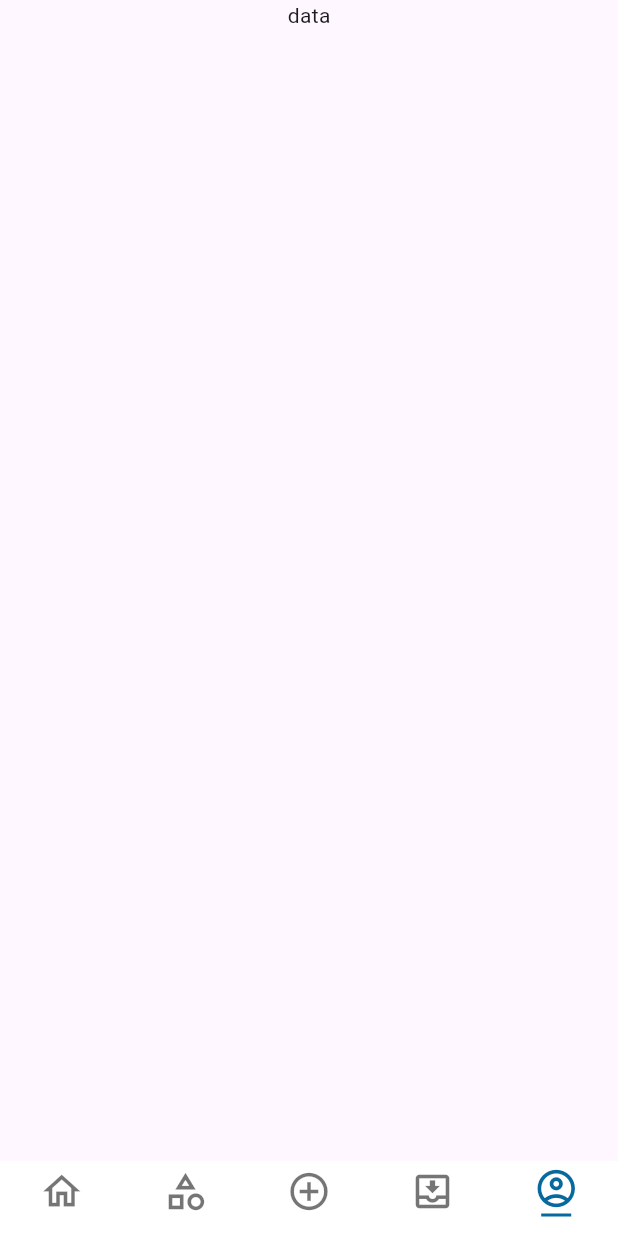
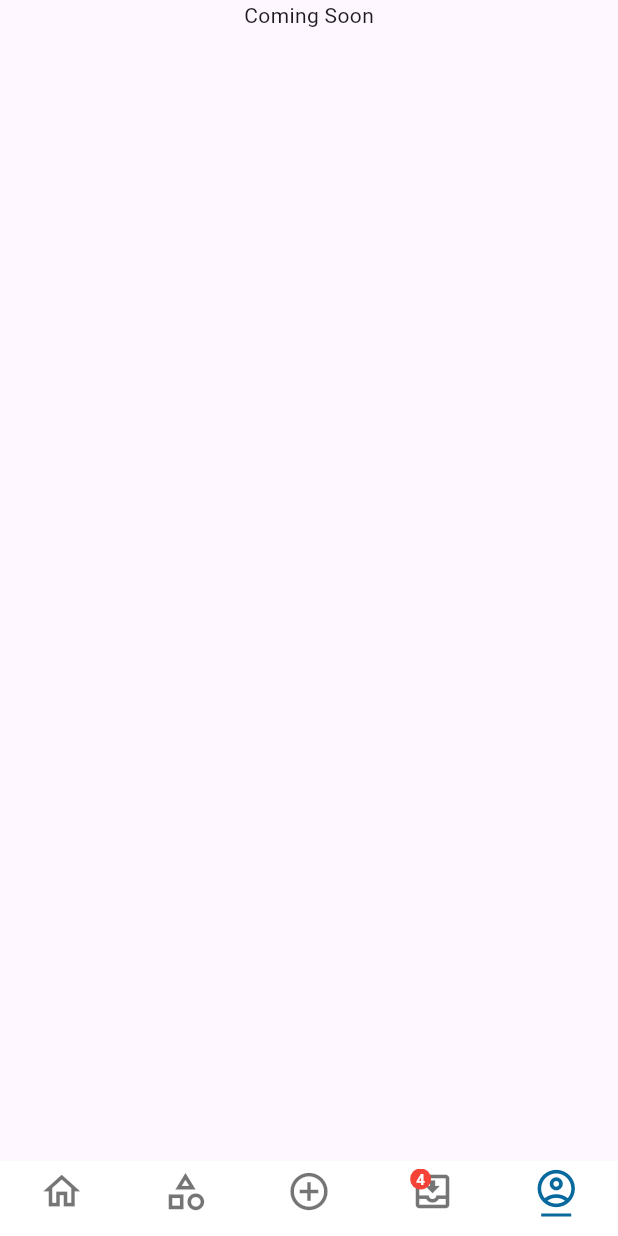
Before and after one commit to BooPassakorn/flutter_homework, a Flutter app: the NavigationBarPage screen opened by its route, item 5 of the bottom bar chosen, on a phone screen of 412 x 824 dp. Run offline on Flutter 3.47's test engine with Material 3 defaults, Android fonts, the phone set to English and light mode, and no system bars; our stand-ins replace flutter_svg, get, google_fonts, lottie.

Commit message:
Add 4 noti on Icons.move_to_inbox_outlined in navigation_bar.dart

```diff
--- a/lib/core/widget/navigation_bar.dart
+++ b/lib/core/widget/navigation_bar.dart
@@ -12,16 +12,20 @@ class NavigationBarPage extends StatelessWidget {
 
     return Scaffold(
       bottomNavigationBar: Obx(
-        () => NavigationBarTheme( //กำหนดธีม
+        () => NavigationBarTheme(
+          //กำหนดธีม
           data: NavigationBarThemeData(
             indicatorColor: Colors.transparent, //ปิด overlay
           ),
           child: NavigationBar(
             backgroundColor: Colors.white,
-            height: 50, //ความสูงของแถบ
-            elevation: 0, //ไม่มีเงาข้างใต้
+            height: 50,
+            //ความสูงของแถบ
+            elevation: 0,
+            //ไม่มีเงาข้างใต้
             selectedIndex: controller.selectedIndex.value,
-            onDestinationSelected: (index) => controller.selectedIndex.value = index,
+            onDestinationSelected:
+                (index) => controller.selectedIndex.value = index,
 
             destinations: [
               _navigationIcon(Icons.home_outlined, 0, controller),
@@ -37,23 +41,54 @@ class NavigationBarPage extends StatelessWidget {
     );
   }
 
-  NavigationDestination _navigationIcon(IconData icon, int index, NavigationController controller) {
+  NavigationDestination _navigationIcon(
+    IconData icon,
+    int index,
+    NavigationController controller,
+  ) {
     bool isSelected = controller.selectedIndex.value == index;
     return NavigationDestination(
       icon: Padding(
         padding: EdgeInsets.only(top: 10),
-        child: Column(
+        child: Stack(
+          children: [
+            Column(
               mainAxisSize: MainAxisSize.min,
               children: [
-            Icon(icon,
+                Icon(
+                  icon,
                   size: 30,
-                color: isSelected ? Color(0xff07699d) : Colors.black54),
+                  color: isSelected ? Color(0xff07699d) : Colors.black54,
+                ),
                 if (isSelected)
                   Container(
                     margin: EdgeInsets.only(top: 2),
                     width: 20,
                     height: 2,
                     color: Color(0xff07699d),
+                  ),
+              ],
+            ),
+            if (index == 3)
+              Positioned(
+                top: -4,
+                right: 16,
+                child: Container(
+                  padding: EdgeInsets.all(4),
+                  decoration: BoxDecoration(
+                    color: Colors.red,
+                    shape: BoxShape.circle,
+                  ),
+                  child: Text(
+                    "4",
+                    style: TextStyle(
+                      color: Colors.white,
+                      fontSize: 10,
+                      fontWeight: FontWeight.bold,
+                    ),
+                    // textAlign: TextAlign.center,
+                  ),
+                ),
               ),
           ],
         ),
@@ -68,15 +103,9 @@ class NavigationController extends GetxController {
 
   final screens = [
     MyHomePage(),
-    Container(
-      color: Colors.blueAccent,
-    ),
-    Container(
-      color: Colors.red,
-    ),
-    Container(
-      color: Colors.yellow,
-    ),
+    Container(color: Colors.blueAccent),
+    Container(color: Colors.red),
+    Container(color: Colors.yellow),
     ProfilePage(),
   ];
 }
--- a/lib/src/pages/profile/profile_page.dart
+++ b/lib/src/pages/profile/profile_page.dart
@@ -10,7 +10,7 @@ class ProfilePage extends StatelessWidget {
           child: Row(
             mainAxisAlignment: MainAxisAlignment.center,
             children: [
-              Text("data")
+              Text("Coming Soon")
             ],
           )
       ),
```
Lines whose indentation alone changed are shown as unchanged.
